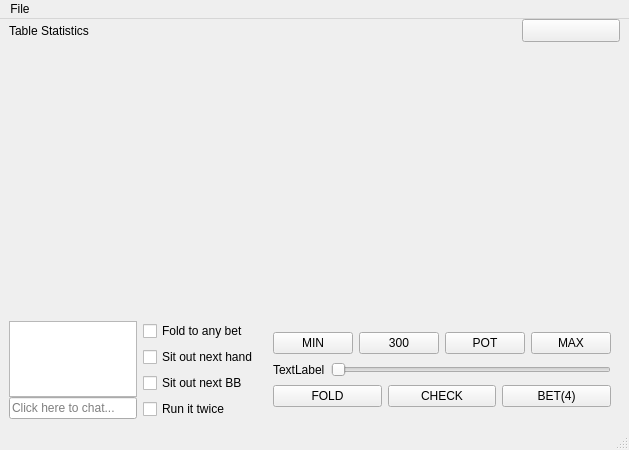
Above: qt-client/client/table.ui from paunovic/chipup-poker before the change. Below: the same form after it.
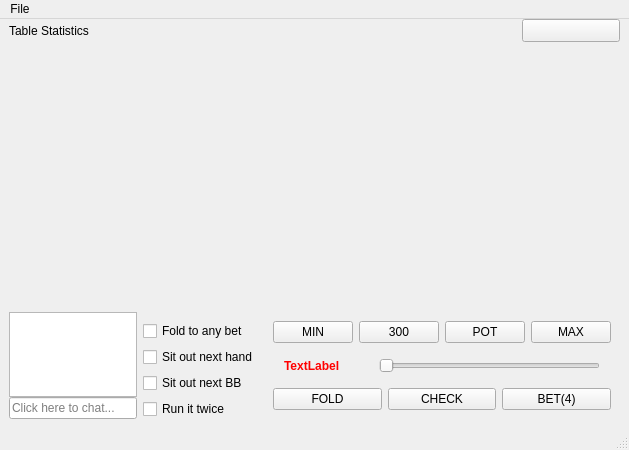
That is the form after the change. The open tabs and pages were chosen to show the change.

The edit to the form file:
```diff
--- a/qt-client/client/table.ui
+++ b/qt-client/client/table.ui
@@ -200,9 +200,35 @@
            </layout>
           </item>
           <item>
-           <layout class="QHBoxLayout" name="horizontalLayout_3">
+           <widget class="QWidget" name="raiseSection" native="true">
+            <property name="styleSheet">
+             <string notr="true"/>
+            </property>
+            <layout class="QHBoxLayout" name="horizontalLayout_3" stretch="0,1">
+             <property name="spacing">
+              <number>16</number>
+             </property>
+             <property name="leftMargin">
+              <number>11</number>
+             </property>
+             <property name="rightMargin">
+              <number>11</number>
+             </property>
             <item>
-             <widget class="QLabel" name="label">
+              <widget class="QLabel" name="lbRaiseAmount">
+               <property name="minimumSize">
+                <size>
+                 <width>79</width>
+                 <height>0</height>
+                </size>
+               </property>
+               <property name="autoFillBackground">
+                <bool>false</bool>
+               </property>
+               <property name="styleSheet">
+                <string notr="true">color: red;
+font: bold;</string>
+               </property>
               <property name="text">
                <string>TextLabel</string>
               </property>
@@ -213,9 +239,16 @@
               <property name="orientation">
                <enum>Qt::Horizontal</enum>
               </property>
+               <property name="invertedAppearance">
+                <bool>false</bool>
+               </property>
+               <property name="invertedControls">
+                <bool>false</bool>
+               </property>
              </widget>
             </item>
            </layout>
+           </widget>
           </item>
           <item>
            <layout class="QHBoxLayout" name="horizontalLayout_4">
```
Left out of the diff: 12 changed lines with no effect on the pictures. Lines whose indentation alone changed are shown as unchanged.
